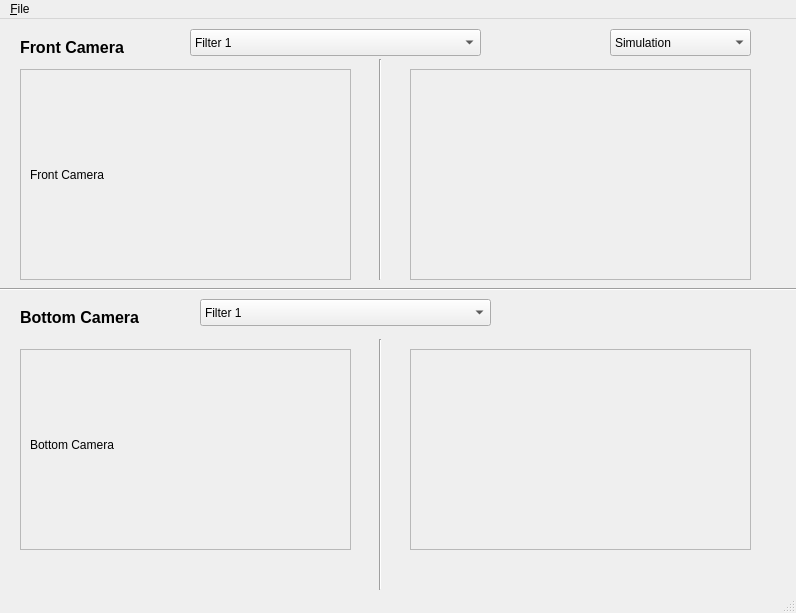
Above: src/GUI/vision.ui from silverbullet1/bbauv before the change. Below: the same form after it.
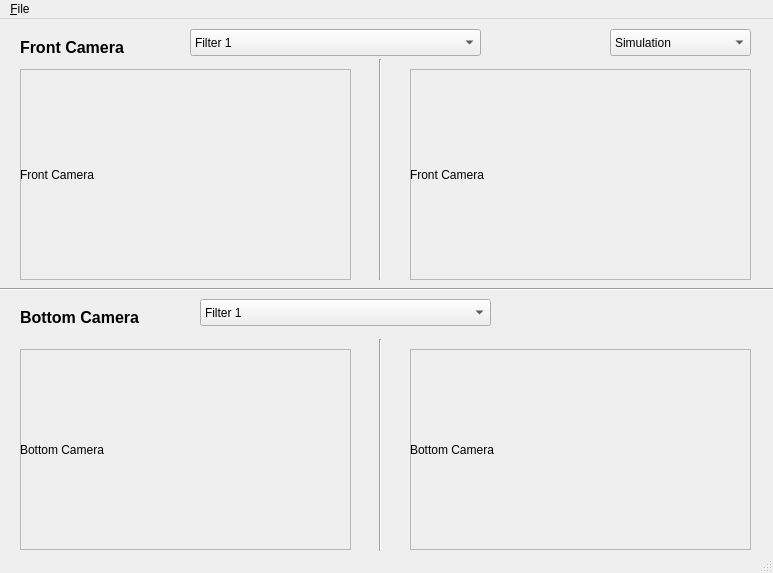
That is the form after the change.

Commit message: Add code to display filtered images in Vision GUI and some testing image processing code add to README steps to add new filters

The edit to the form file:
```diff
--- a/src/GUI/vision.ui
+++ b/src/GUI/vision.ui
@@ -7,10 +7,16 @@
    <rect>
     <x>0</x>
     <y>0</y>
-    <width>796</width>
-    <height>613</height>
+    <width>773</width>
+    <height>573</height>
    </rect>
   </property>
+  <property name="sizePolicy">
+   <sizepolicy hsizetype="Preferred" vsizetype="Preferred">
+    <horstretch>0</horstretch>
+    <verstretch>0</verstretch>
+   </sizepolicy>
+  </property>
   <property name="windowTitle">
    <string>Vision</string>
   </property>
@@ -36,10 +42,10 @@
        <widget class="QLabel" name="labelFront">
         <property name="geometry">
          <rect>
-          <x>10</x>
-          <y>10</y>
-          <width>311</width>
-          <height>191</height>
+          <x>0</x>
+          <y>0</y>
+          <width>331</width>
+          <height>211</height>
          </rect>
         </property>
         <property name="text">
@@ -68,6 +74,19 @@
        <property name="frameShadow">
         <enum>QFrame::Raised</enum>
        </property>
+       <widget class="QLabel" name="labelFrontFiltered">
+        <property name="geometry">
+         <rect>
+          <x>0</x>
+          <y>0</y>
+          <width>341</width>
+          <height>211</height>
+         </rect>
+        </property>
+        <property name="text">
+         <string>Front Camera</string>
+        </property>
+       </widget>
       </widget>
      </item>
     </layout>
@@ -93,10 +112,10 @@
        <widget class="QLabel" name="labelbottom">
         <property name="geometry">
          <rect>
-          <x>10</x>
+          <x>0</x>
           <y>0</y>
-          <width>311</width>
-          <height>191</height>
+          <width>331</width>
+          <height>201</height>
          </rect>
         </property>
         <property name="text">
@@ -125,6 +144,19 @@
        <property name="frameShadow">
         <enum>QFrame::Raised</enum>
        </property>
+       <widget class="QLabel" name="labelBottomFiltered">
+        <property name="geometry">
+         <rect>
+          <x>0</x>
+          <y>0</y>
+          <width>341</width>
+          <height>201</height>
+         </rect>
+        </property>
+        <property name="text">
+         <string>Bottom Camera</string>
+        </property>
+       </widget>
       </widget>
      </item>
     </layout>
@@ -284,7 +316,7 @@
     <rect>
      <x>0</x>
      <y>0</y>
-     <width>796</width>
+     <width>773</width>
      <height>20</height>
     </rect>
    </property>
```
Left out of the diff: 2 changed lines with no effect on the pictures. The commit also changes 6 other files.
